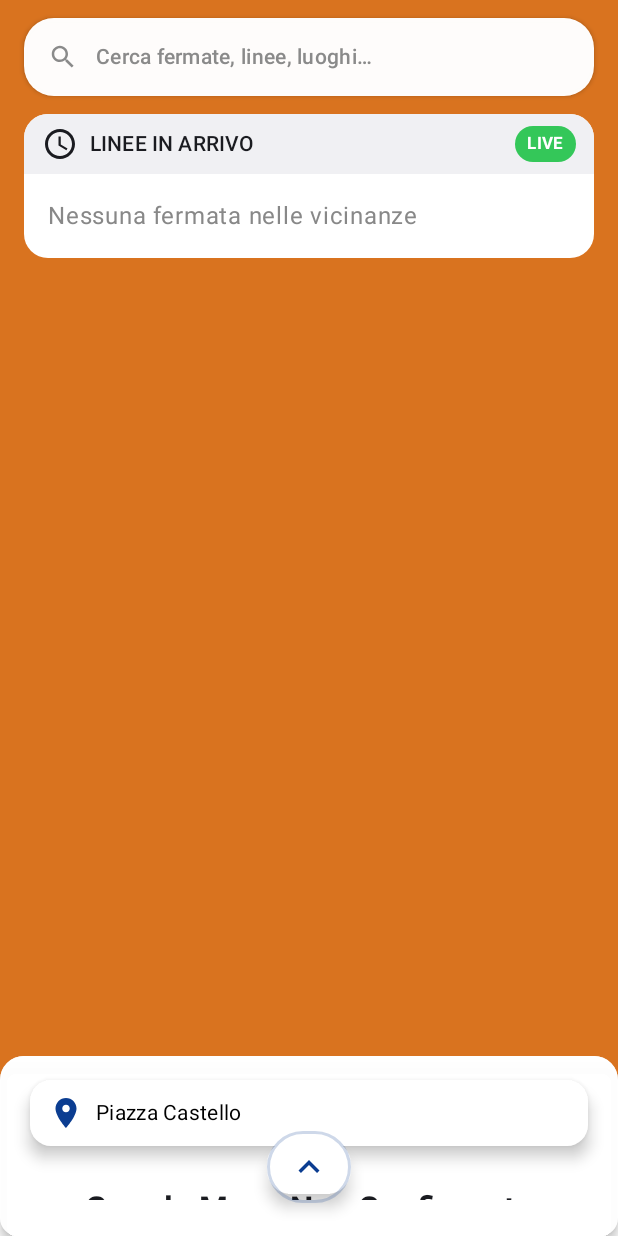
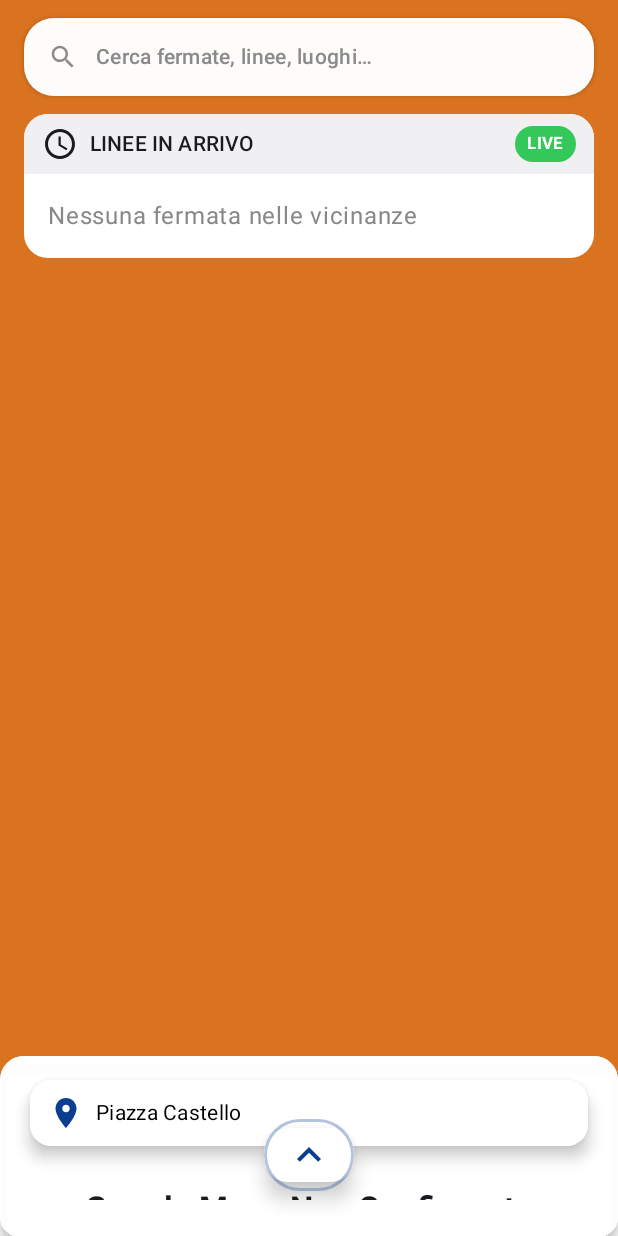
Before and after one commit to alexgl71/UrbanWayAndroid, an Android app built with Jetpack Compose: the screen it shows after launch (MainActivity), on a phone screen of 412 x 824 dp. Run offline under Robolectric (Android 15) with nearby library versions, the phone set to English and light mode, and no system bars.

Commit message:
Dramatic iOS-style visual improvements for route circles and FAB
Route circles - ultra-compact iOS styling:
- Reduce size from 48dp to 32dp for iOS-like compactness
- Apply aggressive condensed font styling with -1.2sp letter spacing
- Use ExtraBold weight with smaller 11sp font size for crisp appearance
- Reduce padding to 2dp for tighter text fitting

FAB button - enhanced iOS-style prominence:
- Increase size from 56dp to 60dp for better visibility
- Enhanced offset from -16dp to -24dp for more dramatic floating effect
- Stronger elevation (8dp default, 12dp pressed) for depth
- Thicker border (2dp) with 30% opacity for definition
- Larger icon size (32dp) for better visual impact

These changes create a much more dramatic visual difference to match the compact, refined iOS design language.

🤖 Generated with [Claude Code](https://claude.ai/code)

Co-Authored-By: Claude <noreply@anthropic.com>

```diff
--- a/app/src/main/java/com/av/urbanway/presentation/components/DraggableBottomSheet.kt
+++ b/app/src/main/java/com/av/urbanway/presentation/components/DraggableBottomSheet.kt
@@ -80,19 +80,19 @@ fun DraggableBottomSheet(
                         containerColor = Color.White,
                         contentColor = Navy,
                         elevation = FloatingActionButtonDefaults.elevation(
-                            defaultElevation = 6.dp,
-                            pressedElevation = 8.dp
+                            defaultElevation = 8.dp,
+                            pressedElevation = 12.dp
                         ),
                         modifier = Modifier
-                            .offset(y = (-16).dp)
-                            .size(56.dp)
-                            .border(width = 1.5.dp, color = Navy.copy(alpha = 0.2f), shape = CircleShape)
+                            .offset(y = (-24).dp)
+                            .size(60.dp)
+                            .border(width = 2.dp, color = Navy.copy(alpha = 0.3f), shape = CircleShape)
                     ) {
                         Icon(
                             imageVector = if (expanded) Icons.Default.ExpandMore else Icons.Default.ExpandLess,
                             contentDescription = if (expanded) "Collapse" else "Expand",
                             tint = Navy,
-                            modifier = Modifier.size(28.dp)
+                            modifier = Modifier.size(32.dp)
                         )
                     }
                 }
```
Also changed, not shown: app/src/main/java/com/av/urbanway/presentation/components/ArrivalsCards.kt (+5 -4 lines), app/src/main/java/com/av/urbanway/presentation/components/RealTimeArrivalsCard.kt (+6 -5 lines).
